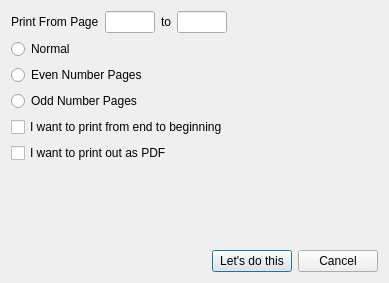
The window that Print/dialog.ui (hydrodog/CPE810C_2016F_XDF) describes before a commit, drawn with Qt 5.
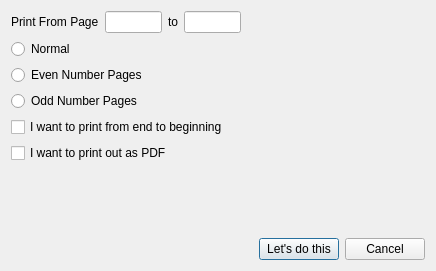
The same window after the commit.

```diff
--- a/Print/dialog.ui
+++ b/Print/dialog.ui
@@ -6,8 +6,8 @@
    <rect>
     <x>0</x>
     <y>0</y>
-    <width>389</width>
-    <height>283</height>
+    <width>436</width>
+    <height>271</height>
    </rect>
   </property>
   <property name="windowTitle">
```
Left out of the diff: 10 changed lines with no effect on the pictures.
